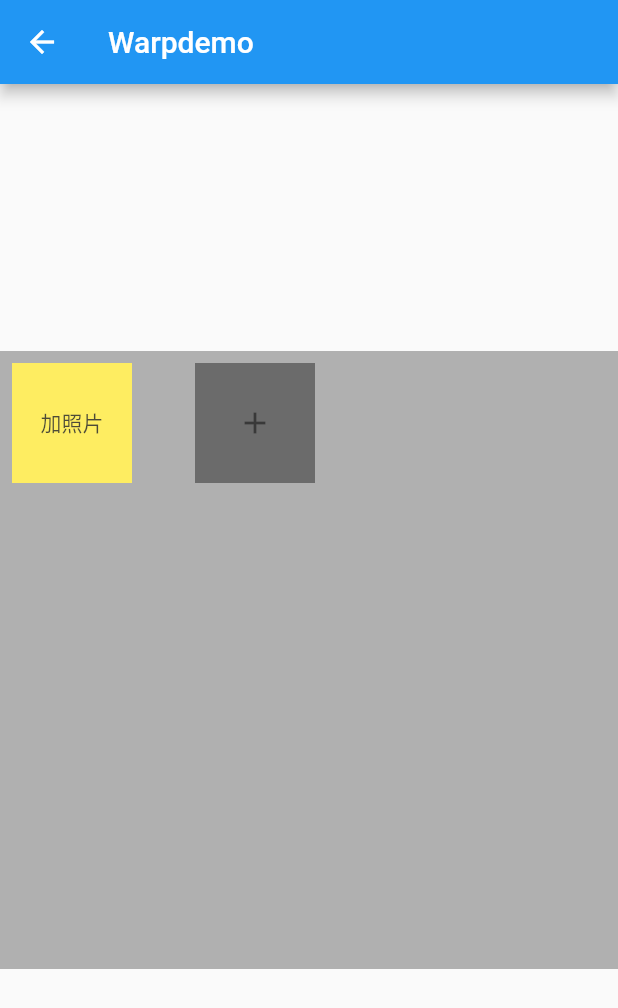
After one commit to jslygljy/flutter-demo, a Flutter app: the screen it shows after launch, item 3 of the bottom bar chosen, after a tap on the "add" icon, on a phone screen of 412 x 824 dp. The commit adds this screen. Shown: the top 1008 px of the screen. Run offline on Flutter 3.47's test engine with Material 2 defaults, Android fonts, the phone set to English and light mode, and no system bars; network calls fail.

Commit message:
:bento: 添加搜索和流式布局

```diff
--- a/lib/firstPage.dart
+++ b/lib/firstPage.dart
@@ -1,16 +1,11 @@
 import 'package:flutter/cupertino.dart';
 import 'package:flutter/material.dart';
-import 'package:myapp/router/RotationSizeRoute.dart';
-import 'package:myapp/router/fade/FadeRotationRoute.dart';
-import 'package:myapp/router/fade/FadeScaleRoute.dart';
-import 'package:myapp/router/fade/FadeSizeRoute.dart';
-import 'package:myapp/router/fade/FadeSliderRoute.dart';
-import 'package:myapp/router/scale/ScaleRoationRoute.dart';
-import 'package:myapp/router/scale/ScaleSizeRoute.dart';
-import 'package:myapp/router/slider/SliderRotationRoute.dart';
-import 'package:myapp/router/slider/SliderScaleRoute.dart';
-import 'package:myapp/router/slider/SliderSizeRoute.dart';
-import 'douban.dart';
+import 'package:myapp/animation.dart';
+import 'package:myapp/douban.dart';
+import 'package:myapp/filter.dart';
+import 'package:myapp/search_bar_demo.dart';
+import 'package:myapp/warpdemo.dart';
+
 import 'each_view.dart';
 
 
@@ -23,6 +18,16 @@ class _FirstPageState extends State<FirstPage> with SingleTickerProviderStateMix
   List<Widget> _eachView = List();
   TabController _tabController; //需要定义一个Controller
   List tabs = ["新闻", "历史", "图片"];
+  int _counter = 0;
+
+  // @override
+  // bool get wantKeepAlive => true;
+
+  void _incrementControl (){
+    setState(() {
+      _counter++;
+    });
+  }
 
   @override
   void initState(){
@@ -33,6 +38,11 @@ class _FirstPageState extends State<FirstPage> with SingleTickerProviderStateMix
       super.initState();
   }
 
+  @override
+  void dispose() {
+    _tabController.dispose();
+    super.dispose();
+  }
   @override
   Widget build(BuildContext context) {
     return Scaffold(
@@ -50,76 +60,39 @@ class _FirstPageState extends State<FirstPage> with SingleTickerProviderStateMix
         toolbarOpacity:0.5,
         bottomOpacity:0.8,
         titleSpacing:20.0,
+        actions: <Widget>[
+          IconButton(
+            icon: Icon(Icons.search),
+            onPressed:(){ Navigator.of(context).push(
+              CupertinoPageRoute(
+                builder: (BuildContext context){
+                  return SearchBarDemo();
+                })
+            );}
+          )
+        ],
         bottom: TabBar(   //生成Tab菜单
           controller: _tabController,
           tabs: tabs.map((e) => Tab(text: e)).toList()
         ),
       ),
-      body: Center(
-        child:Column(
-          children: <Widget>[
-            RaisedButton(
-              child: Text('滑动+缩放 过度'),
-              onPressed: (){
-                Navigator.push(context, SliderScaleRoute(widget:EachView('滑动+缩放过度')));
-              },
-            ),
-            RaisedButton(
-              child: Text('滑动+旋转 过度'),
-              onPressed: (){
-                Navigator.push(context, SliderRotationRoute(widget:EachView('滑动+旋转过度')));
-              },
-            ),
-            RaisedButton(
-              child: Text('滑动+大小 过度'),
-              onPressed: (){
-                Navigator.push(context, SliderSizeRoute(widget:EachView('滑动+大小过度')));
-              },
-            ),
-            RaisedButton(
-              child: Text('缩放+旋转过度'),
-              onPressed: (){
-                Navigator.push(context, ScaleRoationRoute(widget:EachView('缩放+旋转过度')));
-              },
-            ),
-            RaisedButton(
-              child: Text('缩放+大小过度'),
-              onPressed: (){
-                Navigator.push(context, ScaleSizeRoute(widget:EachView('缩放+大小过度')));
-              },
-            ),
-            RaisedButton(
-              child: Text('旋转+大小过度'),
-              onPressed: (){
-                Navigator.push(context, RotationSizeRoute(widget:EachView('旋转+大小过度')));
-              },
-            ),
-            RaisedButton(
-              child: Text('渐变+滑动过度'),
-              onPressed: (){
-                Navigator.push(context, FadeSliderRoute(widget:EachView('渐变+滑动过度')));
-              },
-            ),
-            RaisedButton(
-              child: Text('渐变+缩放过度'),
-              onPressed: (){
-                Navigator.push(context, FadeScaleRoute(widget:EachView('渐变+滑动过度')));
-              },
-            ),
-            RaisedButton(
-              child: Text('渐变+旋转过度'),
-              onPressed: (){
-                Navigator.push(context, FadeRotationRoute(widget:EachView('渐变+滑动过度')));
-              },
-            ),
-            RaisedButton(
-              child: Text('渐变+大小过度'),
-              onPressed: (){
-                Navigator.push(context, FadeSizeRoute(widget:EachView('渐变+大小过度')));
-              },
-            ),
-          ],
-        )
+      body: TabBarView(
+        controller: _tabController,
+        children: tabs.map((e){
+
+          return Container(
+            alignment: Alignment.center,
+            child: Column(
+              mainAxisSize: MainAxisSize.min,
+              crossAxisAlignment: CrossAxisAlignment.center,
+              children: <Widget>[
+                Text(e,textScaleFactor: 5),
+                Text('$_counter',textScaleFactor: 5),
+
+              ],
+            )
+          );
+        }).toList(),
       ),
       bottomNavigationBar: BottomAppBar(
          color: Colors.blue,
@@ -133,7 +106,9 @@ class _FirstPageState extends State<FirstPage> with SingleTickerProviderStateMix
                icon: Icon(Icons.airplay),
                color: Colors.white,
                onPressed: (){
-                  Navigator.push(context, FadeRotationRoute(widget:EachView('滑动过度')));
+                  Navigator.of(context).push(CupertinoPageRoute(builder: (BuildContext context){
+                   return AnimationDemo();
+                 }));
                },
              ),
              IconButton(
@@ -141,20 +116,27 @@ class _FirstPageState extends State<FirstPage> with SingleTickerProviderStateMix
                color: Colors.white,
                onPressed: (){
                  Navigator.of(context).push(CupertinoPageRoute(builder: (BuildContext context){
-                   return EachView('home');
+                   return FrostedDemo();
                  }));
                },
              ),
+             IconButton(
+               icon: Icon(Icons.access_alarm),
+               color: Colors.white,
+               onPressed: (){
+                 Navigator.of(context).push(CupertinoPageRoute(builder: (BuildContext context){
+                   return WarpDemo();
+                 }));
+               },
+             )
            ],
          ),
        ),
-       floatingActionButtonLocation:FloatingActionButtonLocation.centerDocked,
+       floatingActionButtonLocation:FloatingActionButtonLocation.endFloat,
        floatingActionButton: FloatingActionButton(
          tooltip:'长按',
          onPressed: (){
-           Navigator.of(context).push(MaterialPageRoute(builder:(BuildContext context){
-             return EachView('home');
-           }));
+           _incrementControl();
          },
          child: Icon(
            Icons.plus_one
@@ -163,35 +145,3 @@ class _FirstPageState extends State<FirstPage> with SingleTickerProviderStateMix
     );
   }
 }
-
-class SecondPage extends StatefulWidget {
-  @override
-  _SecondPageState createState() => _SecondPageState();
-}
-
-class _SecondPageState extends State<SecondPage> {
-  @override
-  Widget build(BuildContext context) {
-    return Scaffold(
-      backgroundColor: Colors.pinkAccent,
-      appBar: AppBar(
-        title:Text(
-          'SecondPage',
-          style:TextStyle(fontSize: 36.0)
-        ),
-        backgroundColor: Colors.pinkAccent,
-        elevation: 3.0,
-        leading:Container(),
-      ),
-      body: Center(
-        child: MaterialButton(
-          child: Icon(Icons.navigate_before,color: Colors.white,size: 64.0,),
-          onPressed: (){
-            Navigator.of(context).pop();
-          },
-        )
-      ),
-
-    );
-  }
-}
--- /dev/null
+++ b/lib/warpdemo.dart
@@ -0,0 +1,73 @@
+import 'package:flutter/material.dart';
+
+class WarpDemo extends StatefulWidget {
+  @override
+  _WarpDemoState createState() => _WarpDemoState();
+}
+
+class _WarpDemoState extends State<WarpDemo> {
+  List<Widget> list;
+  @override
+  void initState() {
+    super.initState();
+    list = List()..add(buildAddButton());
+  }
+  Widget buildAddButton(){
+    return GestureDetector(
+      onTap: (){
+        if(list.length<9){
+          setState(() {
+            list.insert(list.length-1, buildPhoto());
+          });
+        }
+      },
+      child: Padding(
+        padding: EdgeInsets.all(8.0),
+        child: Container(
+          width: 80.0,
+          height: 80.0,
+          color: Colors.black54,
+          child: Icon(Icons.add),
+        ),
+      ),
+    );
+  }
+  Widget buildPhoto(){
+    return Padding(
+      padding: EdgeInsets.all(8.0),
+      child: Container(
+        width: 80.0,
+        height: 80.0,
+        color: Colors.yellow,
+        child: Center(
+          child: Text('加照片'),
+        ),
+      ),
+    );
+  }
+
+  @override
+  Widget build(BuildContext context) {
+    final width = MediaQuery.of(context).size.width;
+    final height = MediaQuery.of(context).size.height;
+    return Scaffold(
+      appBar: AppBar(
+        title:Text('Warpdemo')
+      ),
+      body: Center(
+        child: Opacity(
+          opacity: 0.8,
+          child: Container(
+            width: width,
+            height:height/2,
+            color: Colors.grey,
+            child: Wrap(
+              children:list,
+              spacing: 26.0,
+            ),
+          ),
+        ),
+      ),
+    );
+  }
+}
```
Also changed, not shown: lib/animation.dart (added, +96 -0 lines), lib/douban.dart (+29 -73 lines), lib/filter.dart (added, +34 -0 lines), lib/search_bar_demo.dart (added, +103 -0 lines), lib/expansionTitle.dart (added).
